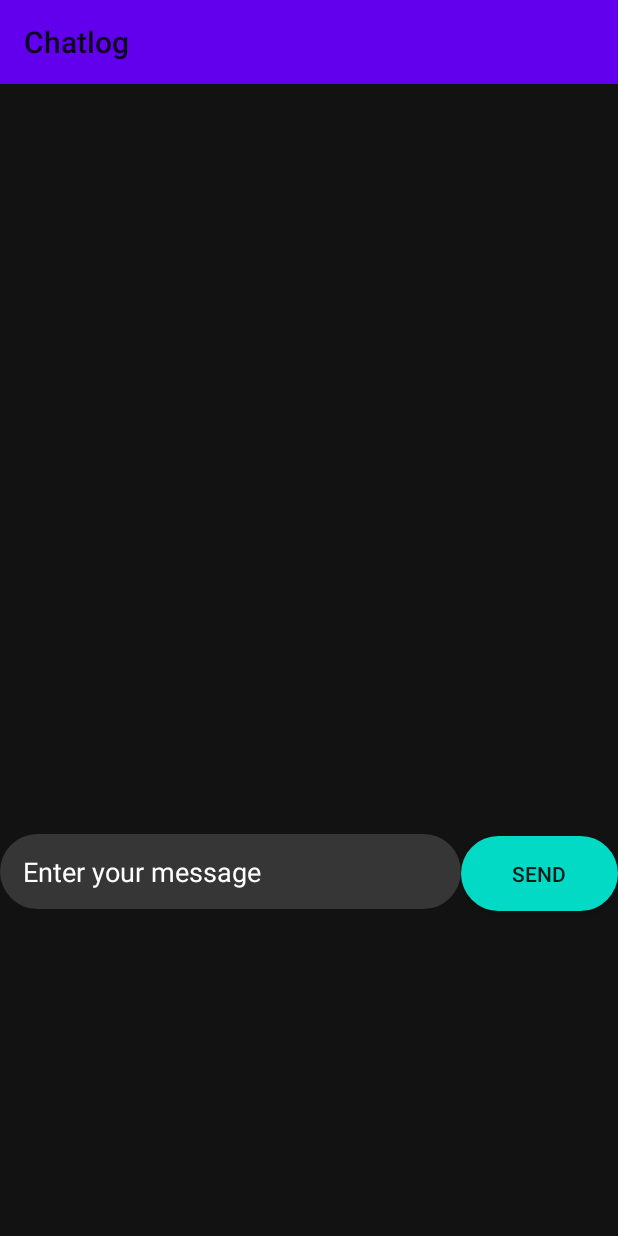
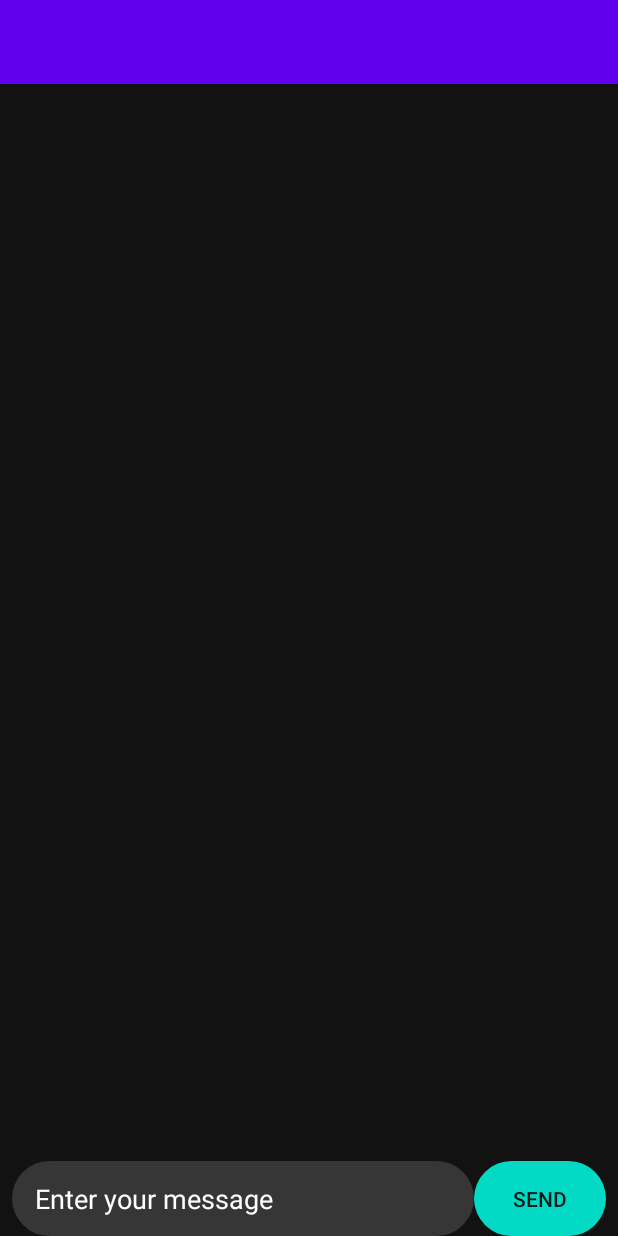
Before and after one commit to SuryaV-02/Hola-Messenger-meditrack-edition, an Android app: the ChatLogActivity screen opened directly, with no data from a screen before it, on a phone screen of 412 x 824 dp. Run offline under Robolectric (Android 15) with nearby library versions, the phone set to English and light mode, and no system bars; our stand-ins replace CircleImageView, Firebase (no records; nobody signed in at launch, a user with empty details on screens opened directly), Picasso; libraries missing offline, so code that uses them is left out: com.xwray.groupie; Roboto replaces fonts that are not available here; 6 statements that could not run were skipped.

Commit message:
Added parcel user to chatLog::class.java

```diff
--- a/app/build.gradle
+++ b/app/build.gradle
@@ -3,6 +3,10 @@ plugins {
     id 'kotlin-android'
 }
 apply plugin: 'com.google.gms.google-services'
+apply plugin: 'org.jetbrains.kotlin.android.extensions'
+androidExtensions{
+    experimental=true
+}
 
 android {
     compileSdkVersion 30
--- a/app/src/main/java/com/example/holamessenger/ChatLogActivity.kt
+++ b/app/src/main/java/com/example/holamessenger/ChatLogActivity.kt
@@ -10,7 +10,10 @@ class ChatLogActivity : AppCompatActivity() {
     override fun onCreate(savedInstanceState: Bundle?) {
         super.onCreate(savedInstanceState)
         setContentView(R.layout.activity_chat_log)
-        supportActionBar?.title = "Chatlog"
+
+
+        val user = intent.getParcelableExtra<User>(NewMessageActivity.USER_KEY)
+        supportActionBar?.title = user?.username
 
         val rv_chatLog =findViewById<androidx.recyclerview.widget.RecyclerView>(R.id.rv_chatLog)
         val adapter = GroupAdapter<GroupieViewHolder>()
--- a/app/src/main/java/com/example/holamessenger/MainActivity.kt
+++ b/app/src/main/java/com/example/holamessenger/MainActivity.kt
@@ -5,6 +5,7 @@ import android.content.Intent
 import android.net.Uri
 import androidx.appcompat.app.AppCompatActivity
 import android.os.Bundle
+import android.os.Parcelable
 import android.provider.MediaStore
 import android.util.Log
 import android.view.View
@@ -16,6 +17,7 @@ import com.google.firebase.auth.FirebaseAuth
 import com.google.firebase.database.FirebaseDatabase
 import com.google.firebase.ktx.Firebase
 import com.google.firebase.storage.FirebaseStorage
+import kotlinx.android.parcel.Parcelize
 import java.util.*
 
 class MainActivity : AppCompatActivity() {
@@ -119,6 +121,7 @@ class MainActivity : AppCompatActivity() {
 
     }
 }
-class User(val uid : String, val username : String, val profileImageUrl: String){
+@Parcelize
+class User(val uid : String, val username : String, val profileImageUrl: String): Parcelable{
     constructor() : this("","","")
 }
--- a/app/src/main/java/com/example/holamessenger/NewMessageActivity.kt
+++ b/app/src/main/java/com/example/holamessenger/NewMessageActivity.kt
@@ -25,6 +25,9 @@ class NewMessageActivity : AppCompatActivity() {
         fetchUsersFromFirebaseDatabase()
 
     }
+    companion object{
+        val USER_KEY = "USER_KEY"
+    }
 
     private fun fetchUsersFromFirebaseDatabase(){
         val ref = FirebaseDatabase.getInstance().getReference("/users")
@@ -41,6 +44,8 @@ class NewMessageActivity : AppCompatActivity() {
                     }
                     adapter.setOnItemClickListener { item, view ->
                         val intent = Intent(view.context,ChatLogActivity::class.java)
+                        val userItem = item as userItem
+                        intent.putExtra(USER_KEY,userItem.user)
                         startActivity(intent)
                         finish()
                     }
--- a/app/src/main/res/layout/activity_chat_log.xml
+++ b/app/src/main/res/layout/activity_chat_log.xml
@@ -1,5 +1,5 @@
 <?xml version="1.0" encoding="utf-8"?>
-<LinearLayout xmlns:android="http://schemas.android.com/apk/res/android"
+<androidx.constraintlayout.widget.ConstraintLayout xmlns:android="http://schemas.android.com/apk/res/android"
     xmlns:app="http://schemas.android.com/apk/res-auto"
     xmlns:tools="http://schemas.android.com/tools"
     android:layout_width="match_parent"
@@ -9,43 +9,43 @@
     android:background="@color/bg_black"
     >
 
-    <androidx.recyclerview.widget.RecyclerView
-        android:id="@+id/rv_chatLog"
-        app:layoutManager="androidx.recyclerview.widget.LinearLayoutManager"
-        android:layout_width="match_parent"
-        android:layout_height="500dp"
-        tools:layout_editor_absoluteX="1dp"
-        tools:layout_editor_absoluteY="1dp"
-        tools:ignore="MissingConstraints" />
-    <LinearLayout
-        android:layout_width="match_parent"
-        android:layout_height="55dp"
-        android:weightSum="20"
-        android:background="@color/bg_black"
-        >
     <EditText
         android:id="@+id/edt_message"
         android:layout_width="0dp"
         android:layout_height="50dp"
+        android:layout_weight="19"
+        android:background="@drawable/edit_text_bg"
+        android:hint="Enter your message"
         android:inputType="textPersonName"
         android:paddingHorizontal="15dp"
-            android:hint="Enter your message"
+        android:textColor="@color/white"
         android:textColorHint="@color/white"
-            android:textColor="@color/white"
-            android:background="@drawable/edit_text_bg"
-            android:layout_weight="19"
-             />
+        android:layout_marginLeft="8dp"
+        app:layout_constraintBottom_toBottomOf="parent"
+        app:layout_constraintEnd_toStartOf="@+id/btn_send"
+        app:layout_constraintStart_toStartOf="parent" />
+
     <Button
         android:id="@+id/btn_send"
         android:layout_width="wrap_content"
         android:layout_height="50dp"
+        android:layout_weight="1"
+        android:background="@drawable/button_bg"
         android:text="send"
-            tools:layout_editor_absoluteX="310dp"
-            tools:layout_editor_absoluteY="676dp"
-            tools:ignore="MissingConstraints"
-            android:background="@drawable/button_bg"
-            android:layout_weight="1"
-            />
-    </LinearLayout>
+        android:layout_marginRight="8dp"
+        app:layout_constraintBottom_toBottomOf="parent"
+        app:layout_constraintEnd_toEndOf="parent"
+        tools:ignore="MissingConstraints" />
 
-</LinearLayout>
+    <androidx.recyclerview.widget.RecyclerView
+        android:id="@+id/rv_chatLog"
+        android:layout_width="0dp"
+        android:layout_height="0dp"
+        app:layoutManager="androidx.recyclerview.widget.LinearLayoutManager"
+        app:layout_constraintBottom_toTopOf="@+id/edt_message"
+        app:layout_constraintEnd_toEndOf="parent"
+        app:layout_constraintStart_toStartOf="parent"
+        app:layout_constraintTop_toTopOf="parent"
+        app:layout_constraintVertical_bias="0.505"
+        tools:ignore="MissingConstraints" />
+</androidx.constraintlayout.widget.ConstraintLayout>
```
Lines whose indentation alone changed are shown as unchanged.
